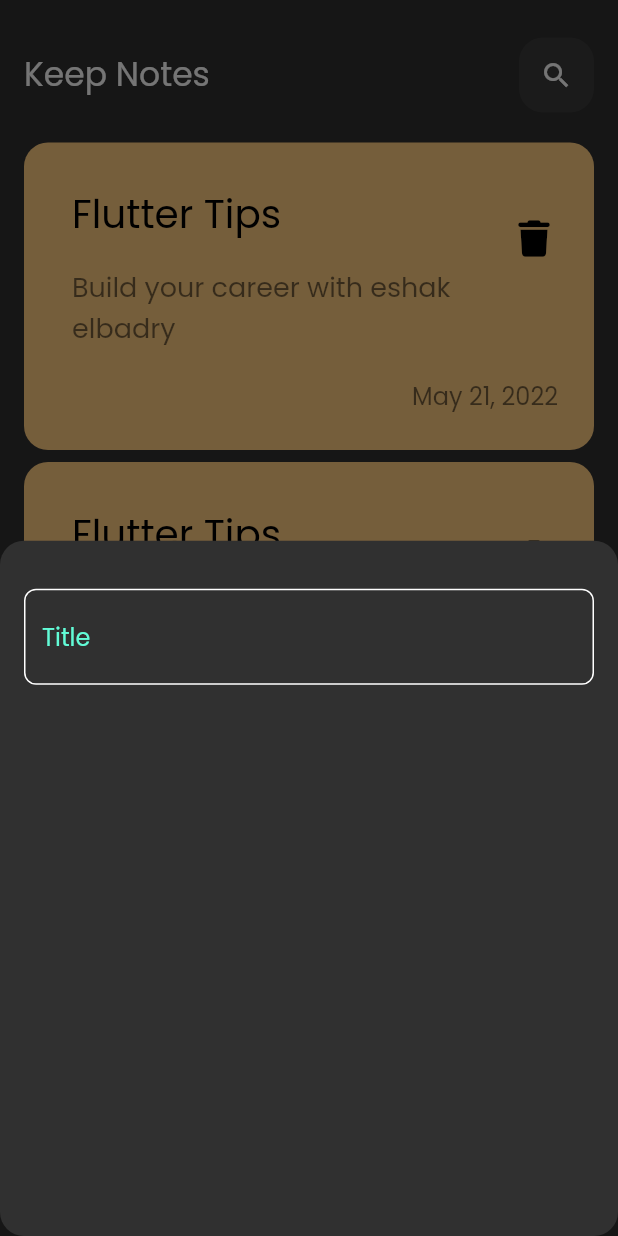
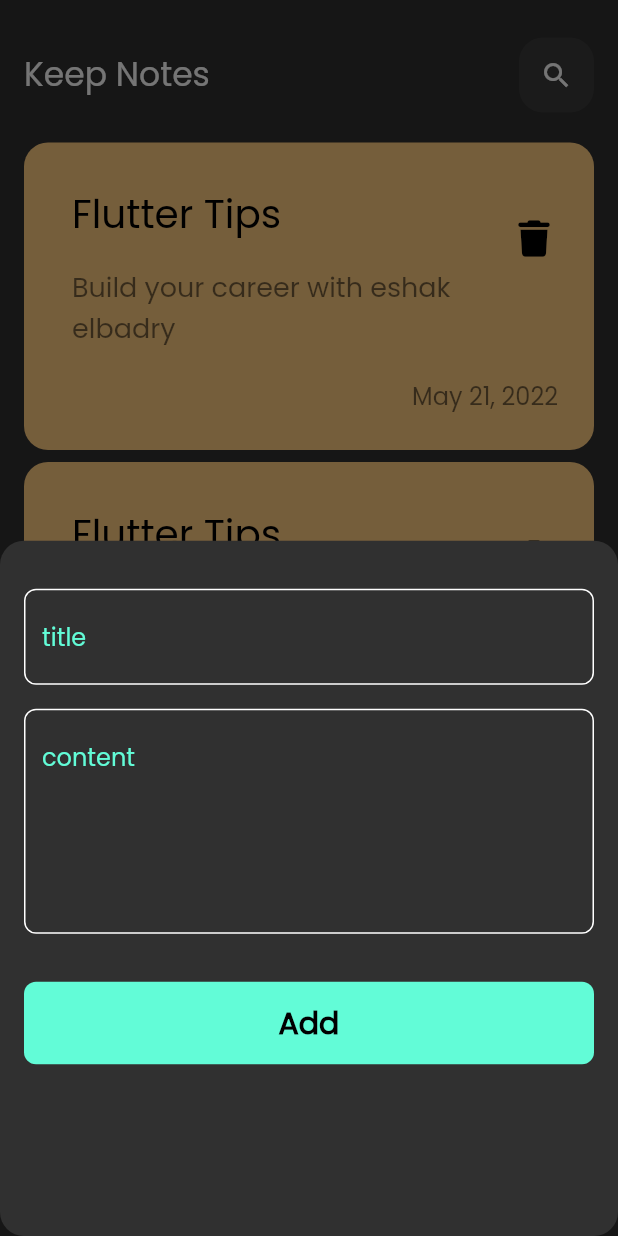
Before and after one commit to eshakelbadry/keep_notes_app, a Flutter app: the screen it shows after launch, after a tap on the "add" icon, on a phone screen of 412 x 824 dp. Run offline on Flutter 3.47's test engine with Material 2 defaults, Android fonts, the phone set to English and light mode, and no system bars; our stand-ins replace font_awesome_flutter.

Commit message:
adding content  text field and add buttom

```diff
--- a/lib/views/widgets/add_note_bottom_sheet.dart
+++ b/lib/views/widgets/add_note_bottom_sheet.dart
@@ -1,4 +1,5 @@
 import 'package:flutter/material.dart';
+import 'package:keep_notes_app/constants.dart';
 
 import 'custom_text_field.dart';
 
@@ -11,8 +12,40 @@
       padding: const EdgeInsets.symmetric(horizontal: 16),
       child: Column(children: const [
         SizedBox(height: 32),
-        CustomTextField(),
+        CustomTextField(hint: 'title'),
+        SizedBox(height: 16),
+        CustomTextField(hint: 'content', maxLines: 5),
+        SizedBox(height: 32),
+        CustomButton()
       ]),
     );
   }
 }
+
+class CustomButton extends StatelessWidget {
+  const CustomButton({super.key});
+
+  @override
+  Widget build(BuildContext context) {
+    return Container(
+      width: MediaQuery.of(context).size.width,
+      height: 55,
+      decoration: BoxDecoration(
+        color: kPrimaryColor,
+        borderRadius: BorderRadius.circular(
+          8,
+        ),
+      ),
+      child: const Center(
+        child: Text(
+          'Add',
+          style: TextStyle(
+            color: Colors.black,
+            fontWeight: FontWeight.bold,
+            fontSize: 20,
+          ),
+        ),
+      ),
+    );
+  }
+}
--- a/lib/views/widgets/custom_text_field.dart
+++ b/lib/views/widgets/custom_text_field.dart
@@ -4,14 +4,17 @@
 import 'package:keep_notes_app/constants.dart';
 
 class CustomTextField extends StatelessWidget {
-  const CustomTextField({super.key});
-
+  const CustomTextField({super.key, required this.hint, this.maxLines = 1});
+  final String hint;
+  final int maxLines;
   @override
   Widget build(BuildContext context) {
     return TextField(
+      maxLines: maxLines,
       cursorColor: kPrimaryColor,
       decoration: InputDecoration(
-        hintText: 'Title',
+
+        hintText: hint,
         hintStyle: const TextStyle(color: kPrimaryColor),
         border: buildBorder(),
         enabledBorder: buildBorder(),
```
